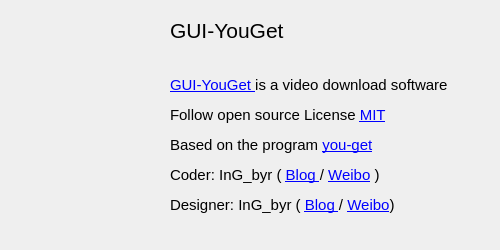
First picture: the form in app/ui/about_widget.ui, repository ingbyr/vdm, before the edit.
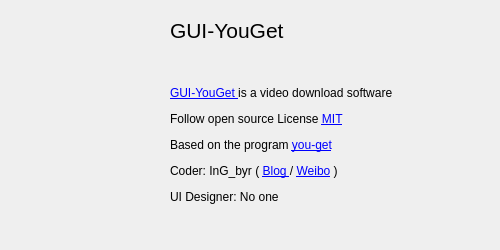
Second picture: the form after the edit. Icons and pictures are not drawn.

Patch:
```diff
--- a/app/ui/about_widget.ui
+++ b/app/ui/about_widget.ui
@@ -43,7 +43,7 @@
     </rect>
    </property>
    <property name="text">
-    <string>&lt;html&gt;&lt;head/&gt;&lt;body&gt;&lt;p&gt;&lt;a href=&quot;https://github.com/ingbyr/GUI-YouGet&quot;&gt;&lt;span style=&quot; font-size:11pt; text-decoration: underline; color:#0000ff;&quot;&gt;GUI-YouGet &lt;/span&gt;&lt;/a&gt;&lt;span style=&quot; font-size:11pt;&quot;&gt;is a video download software &lt;/span&gt;&lt;/p&gt;&lt;p&gt;&lt;span style=&quot; font-size:11pt;&quot;&gt;Follow open source License &lt;/span&gt;&lt;a href=&quot;https://raw.githubusercontent.com/ingbyr/GUI-YouGet/master/LICENSE.txt&quot;&gt;&lt;span style=&quot; font-size:11pt; text-decoration: underline; color:#0000ff;&quot;&gt;MIT&lt;/span&gt;&lt;/a&gt;&lt;/p&gt;&lt;p&gt;&lt;span style=&quot; font-size:11pt;&quot;&gt;Based on the program &lt;/span&gt;&lt;a href=&quot;https://github.com/soimort/you-get&quot;&gt;&lt;span style=&quot; font-size:11pt; text-decoration: underline; color:#0000ff;&quot;&gt;you-get&lt;/span&gt;&lt;/a&gt;&lt;/p&gt;&lt;p&gt;&lt;span style=&quot; font-size:11pt;&quot;&gt;Coder: InG_byr ( &lt;/span&gt;&lt;a href=&quot;http://www.ingbyr.tk&quot;&gt;&lt;span style=&quot; font-size:11pt; text-decoration: underline; color:#0000ff;&quot;&gt;Blog &lt;/span&gt;&lt;/a&gt;&lt;span style=&quot; font-size:11pt;&quot;&gt;/ &lt;/span&gt;&lt;a href=&quot;http://www.weibo.com/zwkv5&quot;&gt;&lt;span style=&quot; font-size:11pt; text-decoration: underline; color:#0000ff;&quot;&gt;Weibo&lt;/span&gt;&lt;/a&gt;&lt;span style=&quot; font-size:11pt;&quot;&gt; )&lt;/span&gt;&lt;/p&gt;&lt;p&gt;&lt;span style=&quot; font-size:11pt;&quot;&gt;Designer: InG_byr ( &lt;/span&gt;&lt;a href=&quot;http://www.ingbyr.tk&quot;&gt;&lt;span style=&quot; font-size:11pt; text-decoration: underline; color:#0000ff;&quot;&gt;Blog &lt;/span&gt;&lt;/a&gt;&lt;span style=&quot; font-size:11pt;&quot;&gt;/ &lt;/span&gt;&lt;a href=&quot;http://www.weibo.com/zwkv5&quot;&gt;&lt;span style=&quot; font-size:11pt; text-decoration: underline; color:#0000ff;&quot;&gt;Weibo&lt;/span&gt;&lt;/a&gt;&lt;span style=&quot; font-size:11pt;&quot;&gt;)&lt;/span&gt;&lt;/p&gt;&lt;/body&gt;&lt;/html&gt;</string>
+    <string>&lt;html&gt;&lt;head/&gt;&lt;body&gt;&lt;p&gt;&lt;a href=&quot;https://github.com/ingbyr/GUI-YouGet&quot;&gt;&lt;span style=&quot; text-decoration: underline; color:#0000ff;&quot;&gt;GUI-YouGet &lt;/span&gt;&lt;/a&gt;is a video download software &lt;/p&gt;&lt;p&gt;Follow open source License &lt;a href=&quot;https://raw.githubusercontent.com/ingbyr/GUI-YouGet/master/LICENSE.txt&quot;&gt;&lt;span style=&quot; text-decoration: underline; color:#0000ff;&quot;&gt;MIT&lt;/span&gt;&lt;/a&gt;&lt;/p&gt;&lt;p&gt;Based on the program &lt;a href=&quot;https://github.com/soimort/you-get&quot;&gt;&lt;span style=&quot; text-decoration: underline; color:#0000ff;&quot;&gt;you-get&lt;/span&gt;&lt;/a&gt;&lt;/p&gt;&lt;p&gt;Coder: InG_byr ( &lt;a href=&quot;http://www.ingbyr.tk&quot;&gt;&lt;span style=&quot; text-decoration: underline; color:#0000ff;&quot;&gt;Blog &lt;/span&gt;&lt;/a&gt;/ &lt;a href=&quot;http://www.weibo.com/zwkv5&quot;&gt;&lt;span style=&quot; text-decoration: underline; color:#0000ff;&quot;&gt;Weibo&lt;/span&gt;&lt;/a&gt; )&lt;/p&gt;&lt;p&gt;UI Designer: No one&lt;/p&gt;&lt;/body&gt;&lt;/html&gt;</string>
    </property>
    <property name="textFormat">
     <enum>Qt::RichText</enum>
```
